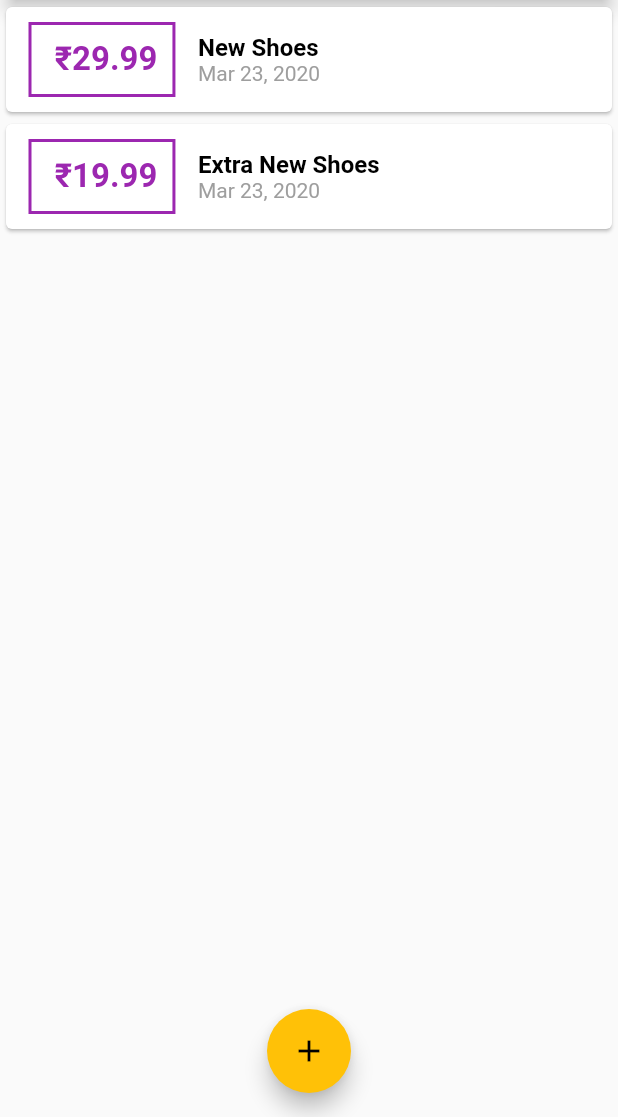
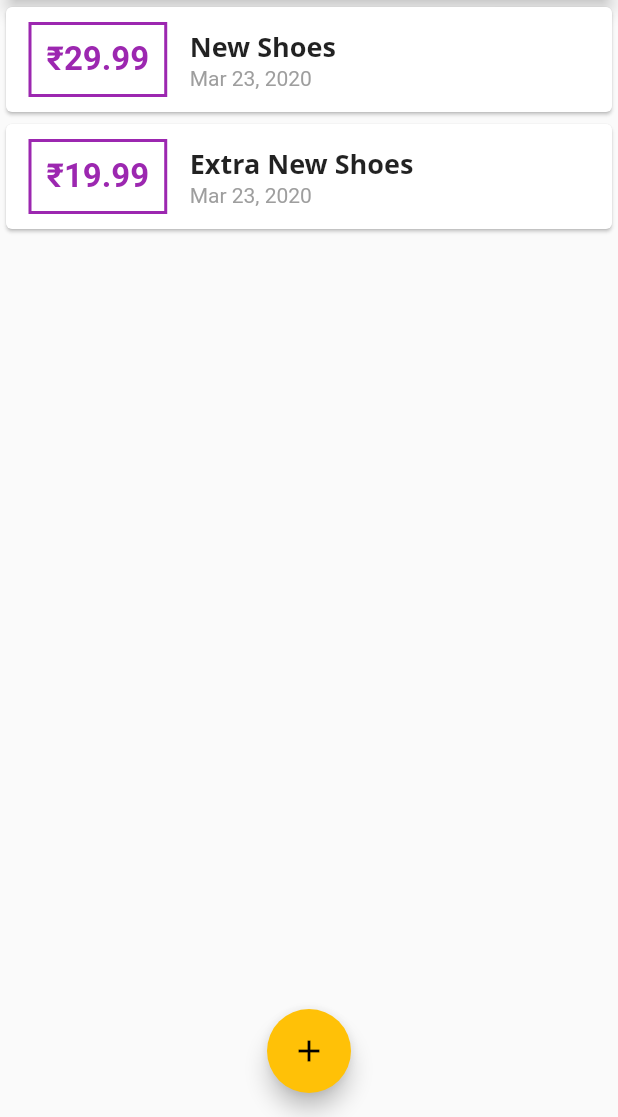
Before and after one commit to saloniankita/Budget-Manager, a Flutter app: the screen it shows after launch, on a phone screen of 412 x 824 dp, the part 119-1236 px from its top. Run offline on Flutter 3.47's test engine with Material 2 defaults, Android fonts, the phone set to English and light mode, and no system bars.

Commit message:
Theme basic covered

```diff
--- a/lib/Widgets/Transactions_Card_List.dart
+++ b/lib/Widgets/Transactions_Card_List.dart
@@ -8,7 +8,7 @@ class NewCards extends StatelessWidget {
   final List<Transaction> transactionObject;
   NewCards(this.transactionObject);
 
-  static final Runes input = new Runes(' \u{20B9}'); //these two lines add rupees symbol in the
+  static final Runes input = new Runes('\u{20B9}'); //these two lines add rupees symbol in the
   final String rupeeSymbol= String.fromCharCodes(input);// output code.
 
 
@@ -45,11 +45,7 @@ class NewCards extends StatelessWidget {
             children: <Widget>[
               Container(
                 child: Text(transactionObject[index].title,//title should be punched here
-                            style: TextStyle(
-                                              color: Colors.black,
-                                              fontWeight: FontWeight.bold,
-                                              fontSize: 16,
-                            ),
+                            style: Theme.of(context).textTheme.title,//Global styling
                         ),
 
               ),//container for the title ends here
--- a/lib/main.dart
+++ b/lib/main.dart
@@ -14,12 +14,18 @@ class MyApp extends StatelessWidget {
       theme: ThemeData(
         primarySwatch: Colors.purple,
         accentColor: Colors.amber,
+        textTheme: ThemeData.light().textTheme.copyWith(
+          title:TextStyle(
+            fontFamily: 'OpenSans',
+            fontWeight: FontWeight.bold,
+            fontSize: 18,
+            ),
+          ),
         appBarTheme: AppBarTheme(textTheme: ThemeData.light().textTheme.copyWith(
           title: TextStyle(
             fontFamily: 'QuickSand',
             fontFamilyFallback: ['OpenSans'],
             fontSize: 20,
-
           )
         ),
         ),
```
